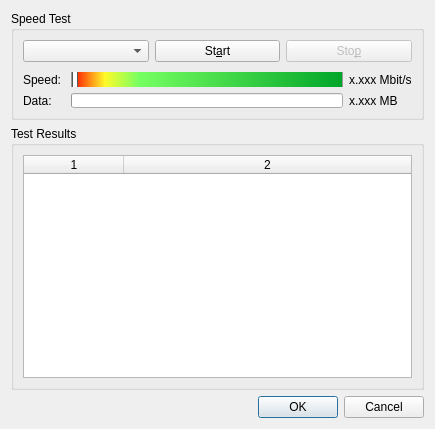
Jo2003/vlc_record, file forms/qspeedtestdlg.ui: the form before one commit.
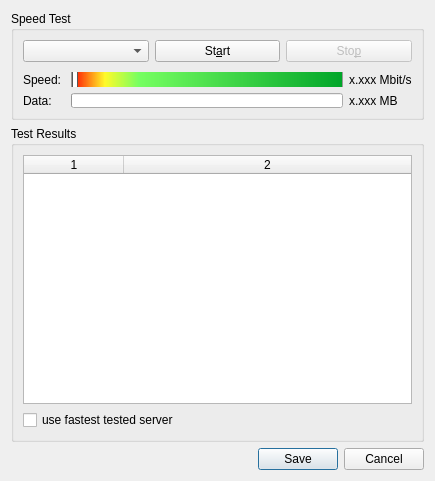
The form after the commit.

Commit message: can accept fastest server

Diff of the .ui file:
```diff
--- a/forms/qspeedtestdlg.ui
+++ b/forms/qspeedtestdlg.ui
@@ -10,7 +10,7 @@
     <x>0</x>
     <y>0</y>
     <width>435</width>
-    <height>429</height>
+    <height>481</height>
    </rect>
   </property>
   <property name="windowTitle">
@@ -157,6 +157,13 @@
         <column/>
        </widget>
       </item>
+      <item>
+       <widget class="QCheckBox" name="chkSaveFastest">
+        <property name="text">
+         <string>use fastest tested server</string>
+        </property>
+       </widget>
+      </item>
      </layout>
     </widget>
    </item>
@@ -166,7 +173,7 @@
       <enum>Qt::Horizontal</enum>
      </property>
      <property name="standardButtons">
-      <set>QDialogButtonBox::Cancel|QDialogButtonBox::Ok</set>
+      <set>QDialogButtonBox::Cancel|QDialogButtonBox::Save</set>
      </property>
     </widget>
    </item>
```
The commit also changes 5 other files.
